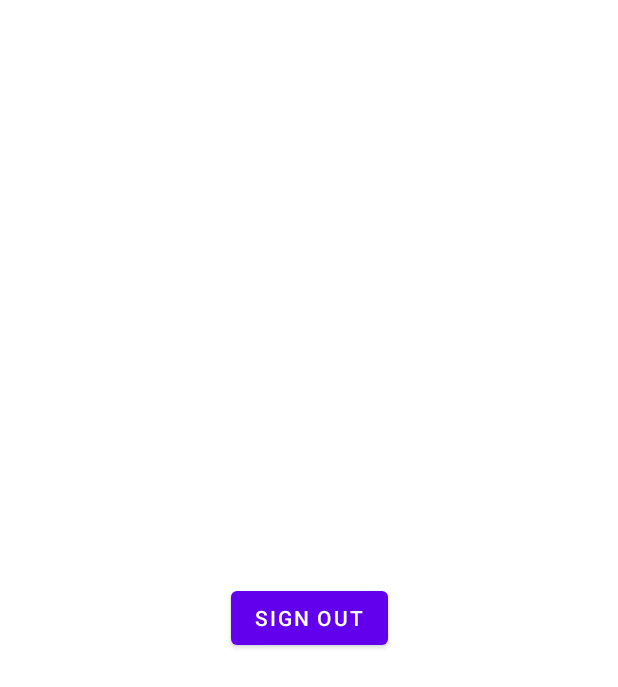
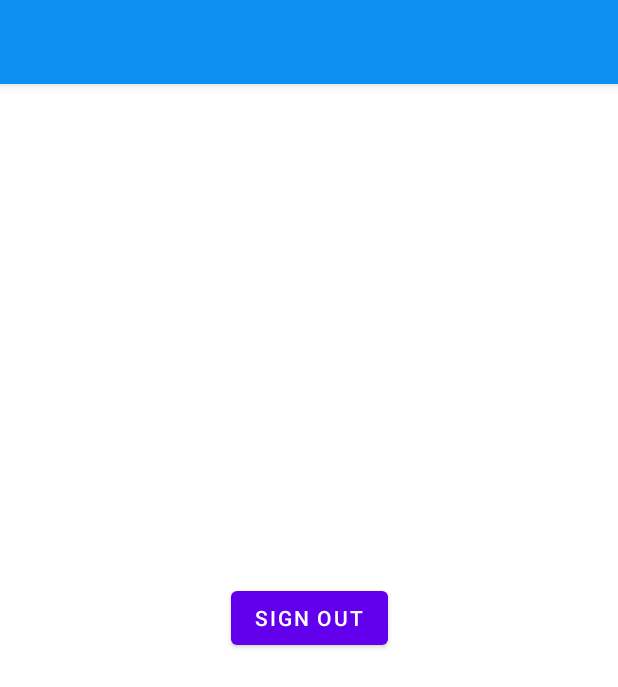
Before and after one commit to bernardosan/Scrumtinize, an Android app: the screen it shows after launch once a user with an empty profile is signed in (MainActivity), on a phone screen of 412 x 824 dp. Shown: the top 687 px of the screen. Run offline under Robolectric (Android 15) with nearby library versions, the phone set to English and light mode, and no system bars; our stand-ins replace Firebase (no records; nobody signed in at launch, a user with empty details on screens opened directly).

Commit message:
added a Drawer Ui to MainActivity

```diff
--- a/app/build.gradle
+++ b/app/build.gradle
@@ -45,8 +45,8 @@ dependencies {
     implementation 'androidx.constraintlayout:constraintlayout:2.1.4'
     implementation 'com.google.firebase:firebase-auth:21.1.0'
     implementation 'com.google.firebase:firebase-firestore:21.4.0'
-
     implementation("org.jetbrains.kotlin:kotlin-reflect:1.7.21")
+    implementation("de.hdodenhof:circleimageview:3.1.0")
 
     testImplementation 'junit:junit:4.+'
     androidTestImplementation 'androidx.test.ext:junit:1.1.3'
--- a/app/src/main/java/com/example/trellocloneapp/activities/MainActivity.kt
+++ b/app/src/main/java/com/example/trellocloneapp/activities/MainActivity.kt
@@ -16,11 +16,11 @@ class MainActivity : BaseActivity() {
         setContentView(binding?.root)
         // auth = FirebaseAuth.getInstance()
 
-        binding?.btnSignOut?.setOnClickListener {
-            signOutUser()
-            startActivity(Intent(this, SplashActivity::class.java))
-            finish()
-        }
+        //binding?.btnSignOut?.setOnClickListener {
+        //    signOutUser()
+        //    startActivity(Intent(this, SplashActivity::class.java))
+        //    finish()
+        //}
     }
 
     override fun onDestroy() {
--- a/app/src/main/res/layout/activity_main.xml
+++ b/app/src/main/res/layout/activity_main.xml
@@ -1,19 +1,35 @@
 <?xml version="1.0" encoding="utf-8"?>
-<androidx.constraintlayout.widget.ConstraintLayout xmlns:android="http://schemas.android.com/apk/res/android"
+<androidx.drawerlayout.widget.DrawerLayout
+    xmlns:android="http://schemas.android.com/apk/res/android"
     xmlns:app="http://schemas.android.com/apk/res-auto"
     xmlns:tools="http://schemas.android.com/tools"
+    android:id="@+id/drawer_layout"
     android:layout_width="match_parent"
     android:layout_height="match_parent"
-    tools:context=".activities.MainActivity">
 
-    <Button
+    android:fitsSystemWindows="true"
+    android:theme="@style/Theme.TrelloCloneApp"
+    tools:openDrawer="start">
+
+    <include
+        layout="@layout/app_bar_main"
+        android:layout_width="match_parent"
+        android:layout_height="wrap_content" />
+
+    <include
+        layout="@layout/activity_main_content"
+        android:layout_width="match_parent"
+        android:layout_height="match_parent"
+        />
+
+    <com.google.android.material.navigation.NavigationView
+        android:id="@+id/nav_view"
         android:layout_width="wrap_content"
-        android:layout_height="wrap_content"
-        android:text="SIGN OUT"
-        android:id="@+id/btn_sign_out"
-        app:layout_constraintTop_toTopOf="parent"
-        app:layout_constraintBottom_toBottomOf="parent"
-        app:layout_constraintStart_toStartOf="parent"
-        app:layout_constraintEnd_toEndOf="parent"/>
+        android:layout_height="match_parent"
+        android:layout_gravity="start"
+        android:fitsSystemWindows="true"
+        app:headerLayout="@layout/nav_header_main"
+        app:menu="@menu/activity_main_drawer"
+        />
 
-</androidx.constraintlayout.widget.ConstraintLayout>
+</androidx.drawerlayout.widget.DrawerLayout>
--- /dev/null
+++ b/app/src/main/res/layout/activity_main_content.xml
@@ -0,0 +1,19 @@
+<?xml version="1.0" encoding="utf-8"?>
+<androidx.constraintlayout.widget.ConstraintLayout xmlns:android="http://schemas.android.com/apk/res/android"
+    xmlns:app="http://schemas.android.com/apk/res-auto"
+    xmlns:tools="http://schemas.android.com/tools"
+    android:layout_width="match_parent"
+    android:layout_height="match_parent"
+    tools:context=".activities.MainActivity">
+
+    <Button
+        android:layout_width="wrap_content"
+        android:layout_height="wrap_content"
+        android:text="SIGN OUT"
+        android:id="@+id/btn_sign_out"
+        app:layout_constraintTop_toTopOf="parent"
+        app:layout_constraintBottom_toBottomOf="parent"
+        app:layout_constraintStart_toStartOf="parent"
+        app:layout_constraintEnd_toEndOf="parent"/>
+
+</androidx.constraintlayout.widget.ConstraintLayout>
--- /dev/null
+++ b/app/src/main/res/layout/app_bar_main.xml
@@ -0,0 +1,20 @@
+<?xml version="1.0" encoding="utf-8"?>
+<androidx.coordinatorlayout.widget.CoordinatorLayout xmlns:android="http://schemas.android.com/apk/res/android"
+    android:layout_width="match_parent"
+    android:layout_height="match_parent"
+    xmlns:app="http://schemas.android.com/apk/res-auto">
+
+    <com.google.android.material.appbar.AppBarLayout
+        android:layout_width="match_parent"
+        android:layout_height="wrap_content"
+        android:theme="@style/Theme.AppCompat">
+
+        <androidx.appcompat.widget.Toolbar
+            android:layout_width="match_parent"
+            android:layout_height="?attr/actionBarSize"
+            android:background="@color/colorPrimary"
+            app:popupTheme="@style/Theme.PopUpOverlay"/>
+
+    </com.google.android.material.appbar.AppBarLayout>
+
+</androidx.coordinatorlayout.widget.CoordinatorLayout>
--- /dev/null
+++ b/app/src/main/res/menu/activity_main_drawer.xml
@@ -0,0 +1,17 @@
+<?xml version="1.0" encoding="utf-8"?>
+<menu xmlns:android="http://schemas.android.com/apk/res/android">
+
+    <group android:checkableBehavior="single">
+        <item
+            android:id="@+id/nav_my_profile"
+            android:icon="@drawable/ic_nav_user"
+            android:title="@string/nav_my_profile"/>
+        <item
+            android:id="@+id/nav_sign_out"
+            android:icon="@drawable/ic_nav_sign_out"
+            android:title="@string/nav_sign_out"/>
+
+
+    </group>
+
+</menu>
--- a/app/src/main/res/values/dimens.xml
+++ b/app/src/main/res/values/dimens.xml
@@ -1,4 +1,7 @@
 <?xml version="1.0" encoding="utf-8"?>
 <resources>
     <dimen name="splash_screen_title">40sp</dimen>
+    <dimen name="nav_bar_header">16sp</dimen>
+    <dimen name="nav_image_size">80dp</dimen>
+    <dimen name="nav_divider">1dp</dimen>
 </resources>
--- a/app/src/main/res/values/strings.xml
+++ b/app/src/main/res/values/strings.xml
@@ -9,4 +9,6 @@
     <string name="e_mail">E-mail</string>
     <string name="password">Password</string>
     <string name="please_enter_email">Please enter an email address.</string>
+    <string name="nav_my_profile">My Profile</string>
+    <string name="nav_sign_out">Sign out</string>
 </resources>
--- a/app/src/main/res/values/themes.xml
+++ b/app/src/main/res/values/themes.xml
@@ -1,6 +1,6 @@
 <resources xmlns:tools="http://schemas.android.com/tools">
     <!-- Base application theme. -->
-    <style name="Theme.TrelloCloneApp" parent="Theme.MaterialComponents.DayNight.NoActionBar">
+    <style name="Theme.TrelloCloneApp" parent="Theme.MaterialComponents.Light.NoActionBar">
         <!-- Primary brand color. -->
         <item name="colorPrimary">@color/purple_500</item>
         <item name="colorPrimaryVariant">@color/purple_700</item>
@@ -10,7 +10,7 @@
         <item name="colorSecondaryVariant">@color/teal_700</item>
         <item name="colorOnSecondary">@color/black</item>
         <!-- Status bar color. -->
-        <item name="android:statusBarColor">@color/white</item>
+        <item name="android:statusBarColor">@color/colorPrimary</item>
         <item name="android:textColorSecondary">@color/primary_text_color</item>
         <!-- Customize your theme here. -->
     </style>
@@ -24,5 +24,9 @@
         <item name="colorControlNormal">@color/white</item>
     </style>
 
+    <style name="Theme.AppBarOverlay" parent="@style/ThemeOverlay.AppCompat.DayNight.ActionBar" />
+
+    <style name="Theme.PopUpOverlay" parent="@style/ThemeOverlay.AppCompat.Light" />
+
     <color name="toolbar_color_control_normal">@color/white</color>
 </resources>
```
Also changed, not shown: app/src/main/res/drawable/nav_header_main_backgroud.xml (added, +11 -0 lines), app/src/main/res/layout/nav_header_main.xml (added, +37 -0 lines).
